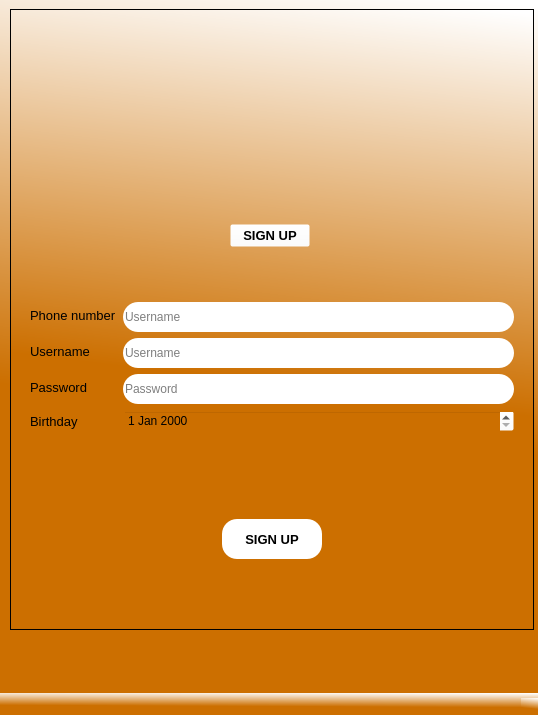
First picture: the form in SignupScreen.ui, repository haintvietnam/project, before the edit.
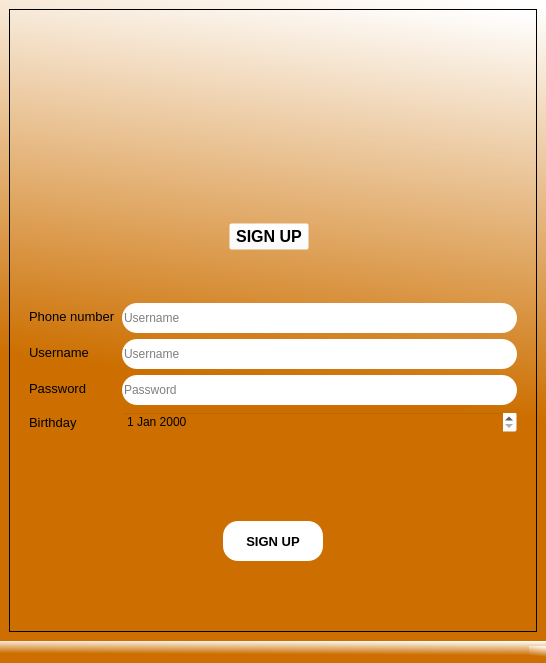
Second picture: the form after the edit. Icons and pictures are not drawn.

What changed in the file:
```diff
--- a/SignupScreen.ui
+++ b/SignupScreen.ui
@@ -6,8 +6,8 @@
    <rect>
     <x>0</x>
     <y>0</y>
-    <width>538</width>
-    <height>715</height>
+    <width>546</width>
+    <height>663</height>
    </rect>
   </property>
   <property name="windowTitle">
@@ -17,15 +17,9 @@
    <string notr="true">background-color: qlineargradient(spread:pad, x1:0.811, y1:0.948864, x2:0.910448, y2:0, stop:0.323383 rgba(204, 111, 0, 255), stop:1 rgba(255, 255, 255, 255));</string>
   </property>
   <widget class="QWidget" name="centralwidget">
+   <layout class="QHBoxLayout" name="horizontalLayout">
+    <item>
    <widget class="QFrame" name="frame">
-    <property name="geometry">
-     <rect>
-      <x>10</x>
-      <y>9</y>
-      <width>524</width>
-      <height>621</height>
-     </rect>
-    </property>
     <property name="styleSheet">
      <string notr="true">background-color: qlineargradient(spread:pad, x1:0.811, y1:0.948864, x2:0.910448, y2:0, stop:0.323383 rgba(204, 111, 0, 255), stop:1 rgba(255, 255, 255, 255));</string>
     </property>
@@ -88,7 +82,7 @@
         </size>
        </property>
        <property name="styleSheet">
-        <string notr="true">background-color: rgb(255, 255, 255,0);</string>
+          <string notr="true">background-color: rgba(255, 255, 255,0);</string>
        </property>
        <property name="frameShape">
         <enum>QFrame::StyledPanel</enum>
@@ -114,7 +108,7 @@
          <widget class="QPushButton" name="pushButton">
           <property name="font">
            <font>
-            <pointsize>10</pointsize>
+              <pointsize>12</pointsize>
             <weight>75</weight>
             <bold>true</bold>
            </font>
@@ -149,7 +143,7 @@
         </size>
        </property>
        <property name="styleSheet">
-        <string notr="true">background-color: rgb(255, 255, 255,0);</string>
+          <string notr="true">background-color: rgba(255, 255, 255,0);</string>
        </property>
        <property name="frameShape">
         <enum>QFrame::StyledPanel</enum>
@@ -292,7 +286,7 @@
      <item>
       <widget class="QFrame" name="frame_8">
        <property name="styleSheet">
-        <string notr="true">background-color: rgb(255, 255, 255,0);</string>
+          <string notr="true">background-color: rgba(255, 255, 255,0);</string>
        </property>
        <property name="frameShape">
         <enum>QFrame::StyledPanel</enum>
@@ -337,6 +331,8 @@
      </item>
     </layout>
    </widget>
+    </item>
+   </layout>
   </widget>
   <widget class="QMenuBar" name="menubar">
    <property name="geometry">
```
Left out of the diff: 4 changed lines with no effect on the pictures. Lines whose indentation alone changed are shown as unchanged.
